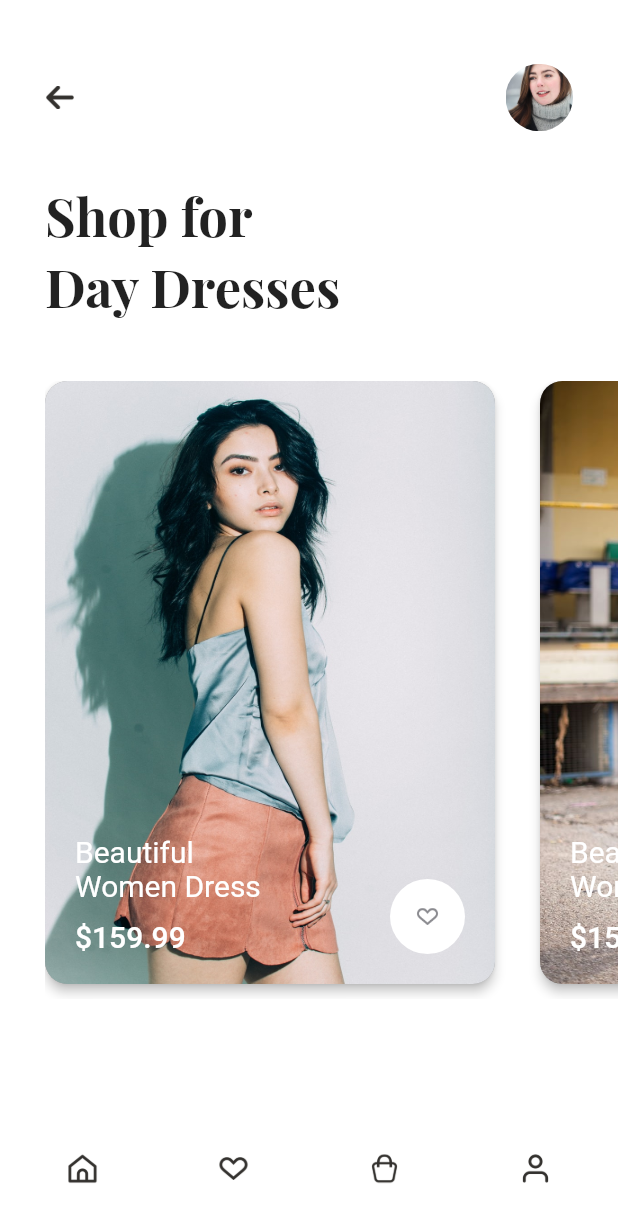
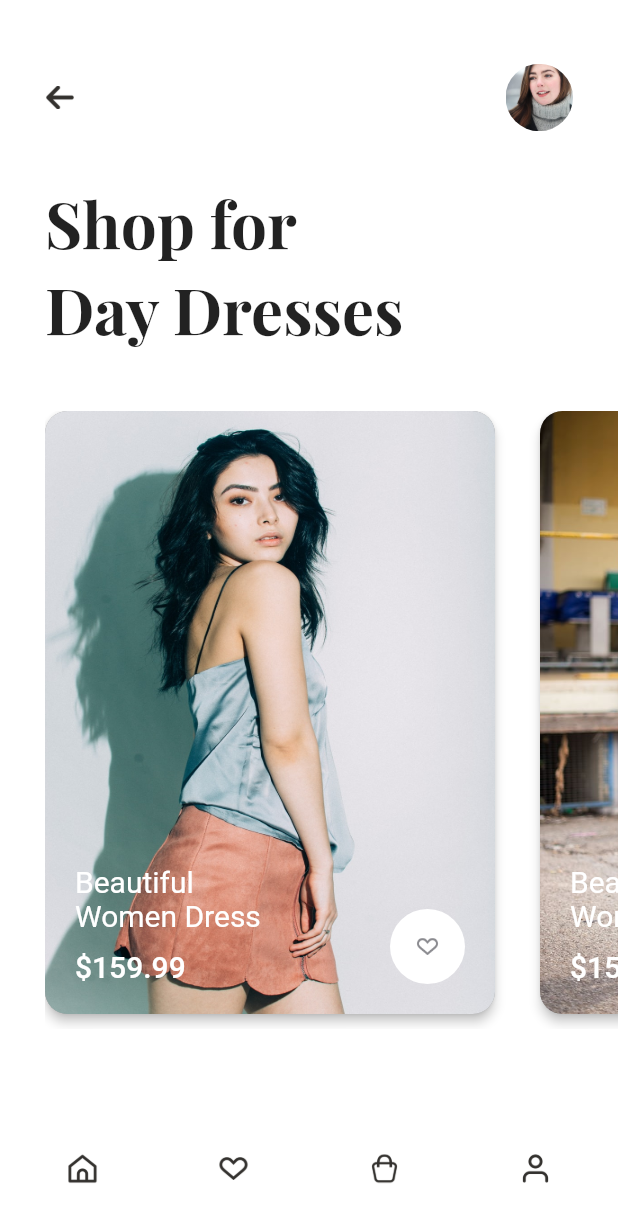
Before and after one commit to mjhansen3/flutter_challenge_02, a Flutter app: the screen it shows after launch, on a phone screen of 412 x 824 dp. Shown: the top 1222 px of the screen. Run offline on Flutter 3.47's test engine with Material 2 defaults, Android fonts, the phone set to English and light mode, and no system bars; Roboto replaces fonts that are missing (Montserrat).

```diff
--- a/lib/home.dart
+++ b/lib/home.dart
@@ -140,7 +140,7 @@ class Home extends StatelessWidget {
                                         style: TextStyle(
                                             fontFamily: "PlayfairDisplay",
                                             fontWeight: FontWeight.w600,
-                                            fontSize: 35,
+                                            fontSize: 42.5
                                         ),
                                     ),
                                     Padding(
```
Also changed, not shown: 1 other file.
